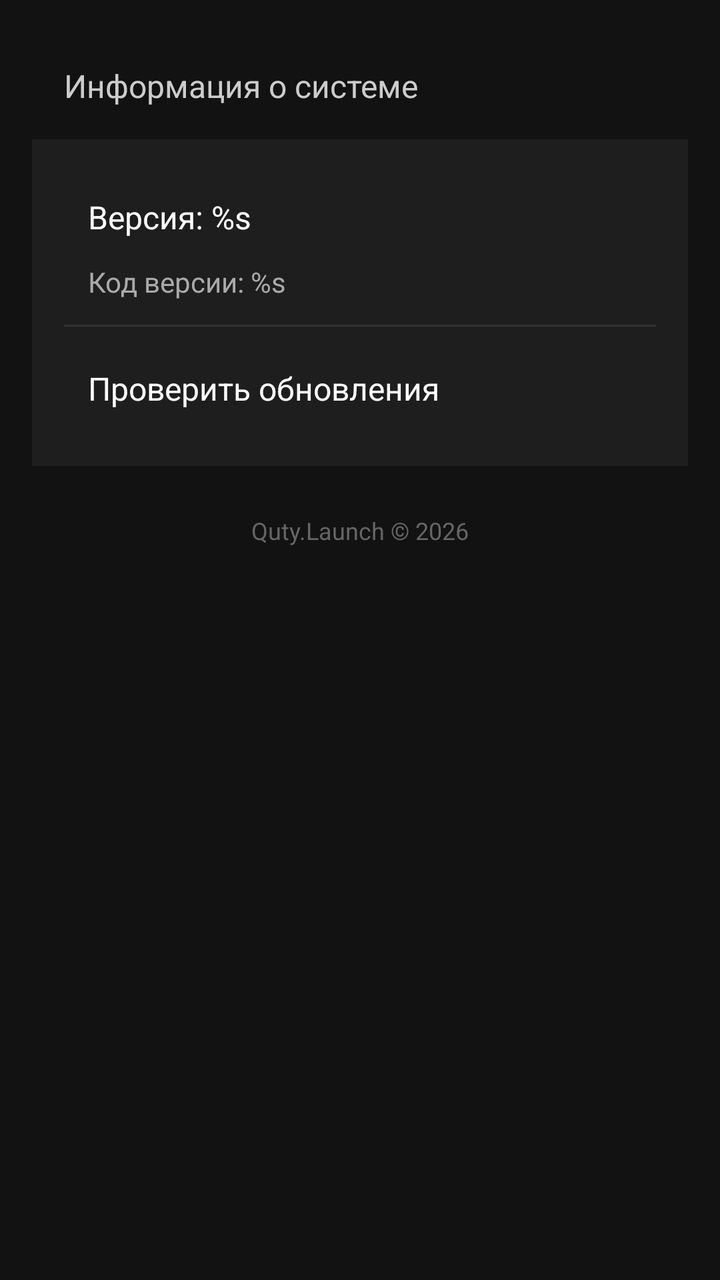
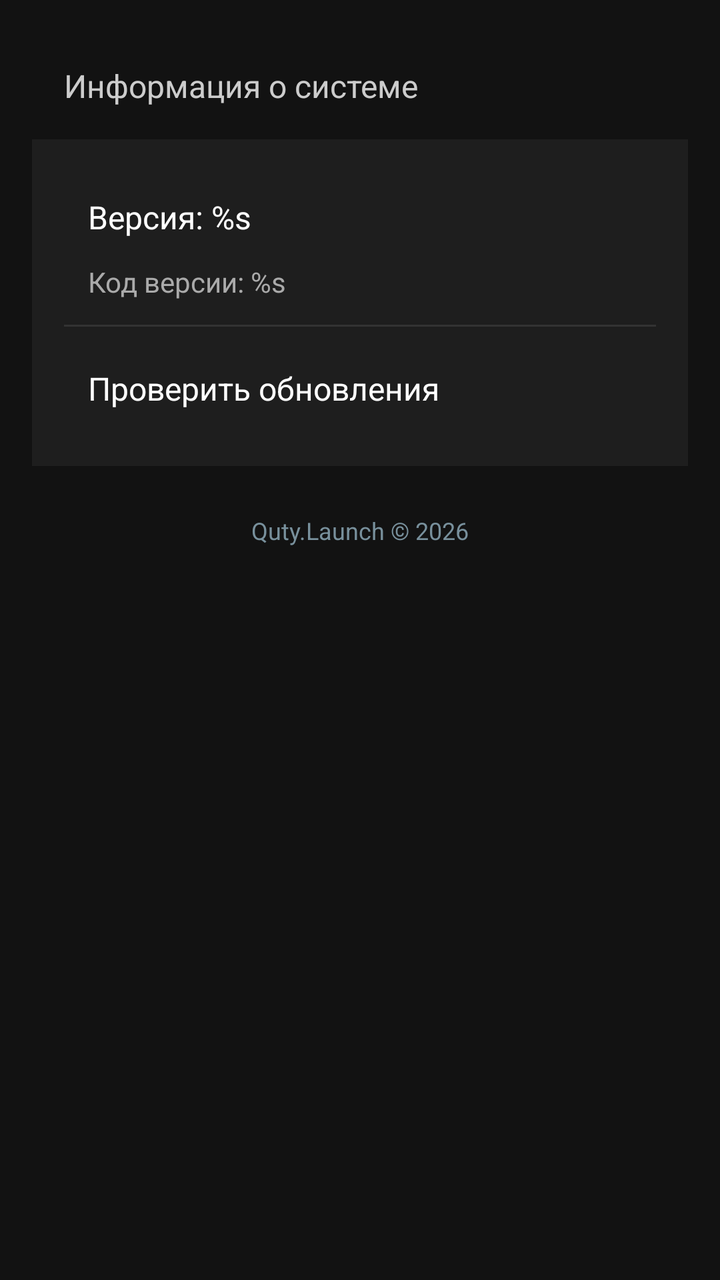

An Android layout rendered at two revisions. The XML below is the earlier revision; the diff shows what the commit changed to produce the second picture.
<!-- AndroidManifest.xml: application theme Theme.QutyLaunch -->
<!-- res/layout/fragment_settings_system.xml -->
<LinearLayout xmlns:android="http://schemas.android.com/apk/res/android"
    android:layout_width="match_parent"
    android:layout_height="match_parent"
    android:orientation="vertical"
    android:background="#121212"
    android:padding="16dp">

    <TextView
        android:layout_width="match_parent"
        android:layout_height="wrap_content"
        android:text="@string/system_info_title"
        android:textColor="#CCCCCC"
        android:textSize="16sp"
        android:padding="16dp"
        android:paddingTop="8dp"/>

    <LinearLayout
        android:layout_width="match_parent"
        android:layout_height="wrap_content"
        android:orientation="vertical"
        android:background="#1E1E1E"
        android:padding="16dp">

        <TextView
            android:id="@+id/version_text"
            android:layout_width="match_parent"
            android:layout_height="wrap_content"
            android:text="@string/version_format"
            android:textColor="#FFFFFF"
            android:textSize="16sp"
            android:padding="12dp"/>

        
        <TextView
            android:id="@+id/version_code_text"
            android:layout_width="match_parent"
            android:layout_height="wrap_content"
            android:text="@string/version_code_format"
            android:textColor="#AAAAAA"
            android:textSize="14sp"
            android:paddingStart="12dp"
            android:paddingEnd="12dp"
            android:paddingBottom="4dp"/>

        
        <TextView
            android:id="@+id/channel_text"
            android:layout_width="match_parent"
            android:layout_height="wrap_content"
            android:text="@string/channel_format"
            android:textColor="#AAAAAA"
            android:textSize="14sp"
            android:paddingStart="12dp"
            android:paddingEnd="12dp"
            android:paddingBottom="12dp"
            android:visibility="gone"/>

        
        <View
            android:layout_width="match_parent"
            android:layout_height="1dp"
            android:background="#333333"
            android:layout_marginVertical="8dp"/>

        
        <LinearLayout
            android:id="@+id/check_update_button"
            android:layout_width="match_parent"
            android:layout_height="wrap_content"
            android:orientation="horizontal"
            android:padding="12dp"
            android:background="?android:attr/selectableItemBackground"
            android:gravity="center_vertical">

            <TextView
                android:layout_width="0dp"
                android:layout_height="wrap_content"
                android:layout_weight="1"
                android:text="@string/check_updates_button"
                android:textColor="#FFFFFF"
                android:textSize="16sp"/>

            <TextView
                android:id="@+id/update_status"
                android:layout_width="wrap_content"
                android:layout_height="wrap_content"
                android:text=""
                android:textColor="#4CAF50"
                android:textSize="14sp"
                android:visibility="gone"/>

        </LinearLayout>

    </LinearLayout>

    
    <TextView
        android:layout_width="match_parent"
        android:layout_height="wrap_content"
        android:text="@string/copyright"
        android:textColor="#666666"
        android:textSize="12sp"
        android:gravity="center"
        android:padding="24dp"/>

</LinearLayout>
<!-- resources referenced by this layout -->
<resources>
  <string name="channel_format">Канал: %s</string>
  <string name="check_updates_button">Проверить обновления</string>
  <string name="copyright">Quty.Launch © 2026</string>
  <string name="system_info_title">Информация о системе</string>
  <string name="version_code_format">Код версии: %s</string>
  <string name="version_format">Версия: %s</string>
  <style name="Theme.QutyLaunch" parent="Theme.AppCompat.NoActionBar">
          
          <item name="android:navigationBarColor">@android:color/transparent</item>
          <item name="android:statusBarColor">@android:color/transparent</item>
  
          
          <item name="android:windowLayoutInDisplayCutoutMode">shortEdges</item>
  
          
          <item name="android:fitsSystemWindows">false</item>
  
          
          <item name="android:windowDrawsSystemBarBackgrounds">true</item>
      </style>
</resources>

<!-- the commit's change to res/layout/fragment_settings_system.xml (unified diff, before → after) -->
@@ -97,10 +97,10 @@
     <TextView
         android:layout_width="match_parent"
         android:layout_height="wrap_content"
+        android:gravity="center"
+        android:padding="24dp"
         android:text="@string/copyright"
-        android:textColor="#666666"
-        android:textSize="12sp"
-        android:gravity="center"
-        android:padding="24dp"/>
+        android:textColor="#78909C"
+        android:textSize="12sp" />
 
 </LinearLayout>
